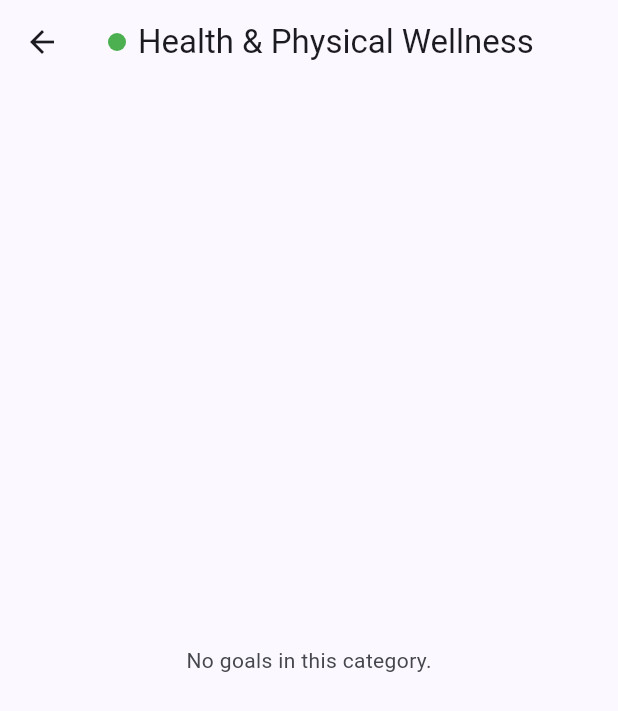
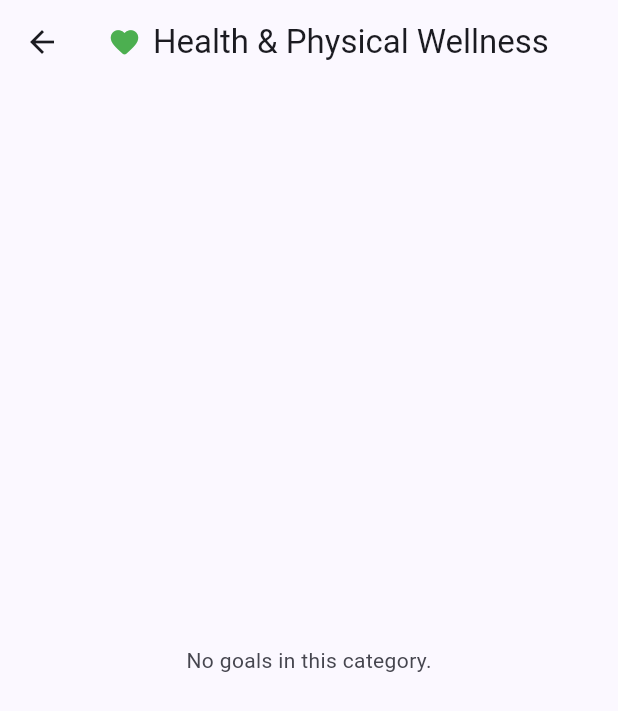
Before and after one commit to ferflorespr/hci_productivityplus, a Flutter app: the GoalCategoryPage screen opened directly with empty values, on a phone screen of 412 x 824 dp. Shown: the top 711 px of the screen. Run offline on Flutter 3.47's test engine with Material 3 defaults, Android fonts, the phone set to English and light mode, and no system bars.

Commit message:
Included goal category icons in habits and journals

```diff
--- a/productivity_plus/lib/models/goal.dart
+++ b/productivity_plus/lib/models/goal.dart
@@ -1,37 +1,42 @@
-import 'dart:ui';
-
-import 'package:flutter/foundation.dart';
+import 'package:flutter/material.dart';
 
 enum GoalCategory {
   healthAndWellness(
     'Health & Physical Wellness',
     Color(0xFF4CAF50),
+    Icons.favorite_rounded,
   ),
   financialAndWealth(
     'Financial & Wealth',
     Color(0xFFFFA726),
+    Icons.savings_rounded,
   ),
   careerAndAcademic(
     'Career & Academic',
     Color(0xFF42A5F5),
+    Icons.school_rounded,
   ),
   socialAndRelationships(
     'Social & Relationships',
     Color(0xFFEC407A),
+    Icons.people_rounded,
   ),
   hobbiesAndCreativity(
     'Hobbies & Creativity',
     Color(0xFFAB47BC),
+    Icons.palette_rounded,
   ),
   intellectualAndGrowth(
     'Intellectual & Personal Growth',
     Color(0xFF26A69A),
+    Icons.psychology_rounded,
   );
 
-  const GoalCategory(this.label, this.color);
+  const GoalCategory(this.label, this.color, this.icon);
 
   final String label;
   final Color color;
+  final IconData icon;
 }
 
 @immutable
--- a/productivity_plus/lib/screens/goal_category_page.dart
+++ b/productivity_plus/lib/screens/goal_category_page.dart
@@ -22,14 +22,7 @@ class GoalCategoryPage extends StatelessWidget {
         title: Row(
           mainAxisSize: MainAxisSize.min,
           children: [
-            Container(
-              width: 12,
-              height: 12,
-              decoration: BoxDecoration(
-                color: category.color,
-                shape: BoxShape.circle,
-              ),
-            ),
+            Icon(category.icon, color: category.color, size: 22),
             const SizedBox(width: 8),
             Flexible(
               child: Text(
```
Also changed, not shown: productivity_plus/lib/screens/goal_view.dart (+5 -8 lines), productivity_plus/lib/screens/goals_page.dart (+9 -3 lines), productivity_plus/lib/screens/habits_page.dart (+10 -11 lines), productivity_plus/lib/screens/journal_page.dart (+10 -11 lines), productivity_plus/lib/widgets/goal_form.dart (+2 -9 lines), productivity_plus/lib/widgets/goal_link_dropdown.dart (+1 -8 lines).
